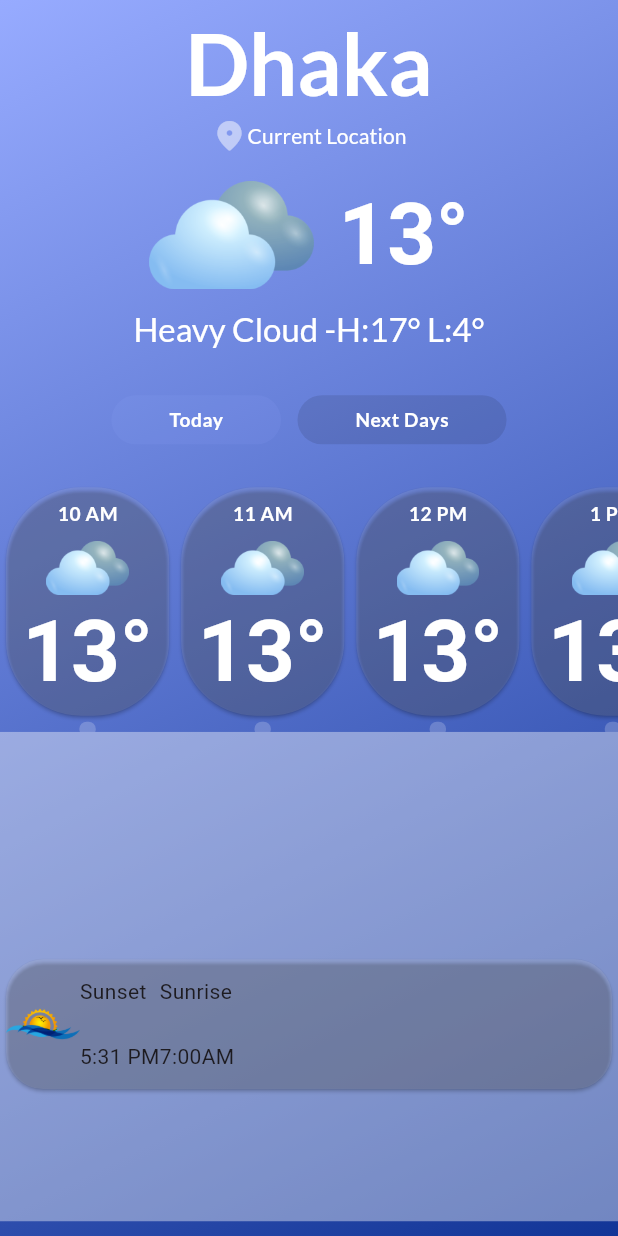
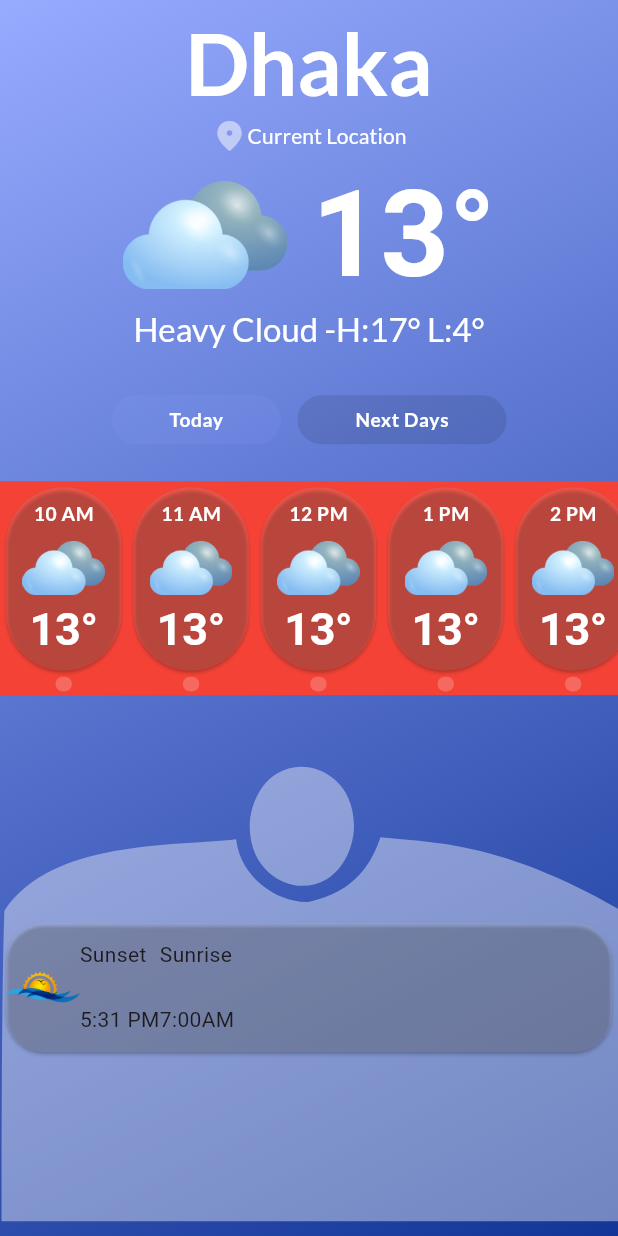
Before and after one commit to AAShayon/sf_weather, a Flutter app: the screen it shows after launch, on a phone screen of 412 x 824 dp. Run offline on Flutter 3.47's test engine with Material 3 defaults, Android fonts, the phone set to English and light mode, and no system bars; our stand-ins replace flutter_screenutil, font_awesome_flutter, google_fonts.

Commit message:
designed-update clipper path and font size of temperature with degree

```diff
--- /dev/null
+++ b/lib/view/homepage/widgets/custom_clipper.dart
@@ -0,0 +1,42 @@
+import 'package:flutter/material.dart';
+class OtherInformation extends StatelessWidget {
+  const OtherInformation({super.key, this.child});
+  final Widget? child;
+  @override
+  Widget build(BuildContext context) {
+    return ClipPath(
+      clipper: CustomCurved(),
+      child: child,
+    );
+  }
+}
+
+class CustomCurved extends CustomClipper<Path>{
+  @override
+  Path getClip(Size size) {
+    Path path = Path();
+    path.moveTo(size.width*0.0024267,size.height*1.0129310);
+    path.quadraticBezierTo(size.width*0.0022133,size.height*0.5796897,size.width*0.0069867,size.height*0.4097241);
+    path.cubicTo(size.width*0.0838667,size.height*0.2749310,size.width*0.2801867,size.height*0.2880690,size.width*0.3821067,size.height*0.2741034);
+    path.cubicTo(size.width*0.3891733,size.height*0.3487931,size.width*0.4508000,size.height*0.3953448,size.width*0.4989600,size.height*0.3931724);
+    path.cubicTo(size.width*0.5764533,size.height*0.3738621,size.width*0.6020800,size.height*0.3171379,size.width*0.6155733,size.height*0.2702759);
+    path.cubicTo(size.width*0.7073600,size.height*0.2807586,size.width*0.8163200,size.height*0.2807241,size.width*1.0070933,size.height*0.4108966);
+    path.quadraticBezierTo(size.width*1.0061867,size.height*0.5833103,size.width*1.0054400,size.height*1.0047586);
+    path.lineTo(size.width*0.0024267,size.height*1.0129310);
+
+    path.moveTo(size.width*0.4873867,size.height*0.1362414);
+    path.cubicTo(size.width*0.5211200,size.height*0.1356897,size.width*0.5720267,size.height*0.1666207,size.width*0.5728000,size.height*0.2480690);
+    path.cubicTo(size.width*0.5732267,size.height*0.2933448,size.width*0.5485600,size.height*0.3616552,size.width*0.4895200,size.height*0.3625862);
+    path.cubicTo(size.width*0.4557867,size.height*0.3631034,size.width*0.4048533,size.height*0.3299310,size.width*0.4041067,size.height*0.2507241);
+    path.cubicTo(size.width*0.4036800,size.height*0.2054828,size.width*0.4283733,size.height*0.1371724,size.width*0.4873867,size.height*0.1362414);
+    path.close();
+
+    return path;
+  }
+
+  @override
+  bool shouldReclip(covariant CustomClipper<Path> oldClipper) {
+    return true;
+  }
+
+}
--- a/lib/view/homepage/widgets/temperature_forecast_card.dart
+++ b/lib/view/homepage/widgets/temperature_forecast_card.dart
@@ -10,8 +10,9 @@ class TemperatureInformationPerHour extends StatelessWidget {
 
   @override
   Widget build(BuildContext context) {
-    return SizedBox(
-      height: 170.h,
+    return Container(
+      color: Colors.red,
+      height: 145.h,
       child: ListView.builder(
         itemCount: 12, // Display only 12 hours from current time to 11:59 AM
         scrollDirection: Axis.horizontal,
@@ -31,13 +32,6 @@ class TemperatureInformationPerHour extends StatelessWidget {
 }
 
 
-
-
-
-
-
-
-
 class TemperatureForecastCard extends StatelessWidget {
   const TemperatureForecastCard({
     super.key, required this.time,
@@ -55,7 +49,7 @@ class TemperatureForecastCard extends StatelessWidget {
             child: Padding(
               padding: EdgeInsets.symmetric(vertical:10.h,horizontal: 10.w),
               child: Column(
-                mainAxisAlignment: MainAxisAlignment.start,
+                mainAxisAlignment: MainAxisAlignment.spaceAround,
                 crossAxisAlignment: CrossAxisAlignment.center,
                 children: [
                   Text(time,style: GoogleFonts.lato(
--- a/lib/view/homepage/widgets/temperature_with_o.dart
+++ b/lib/view/homepage/widgets/temperature_with_o.dart
@@ -1,6 +1,4 @@
 import 'package:flutter/material.dart';
-import 'package:flutter_screenutil/flutter_screenutil.dart';
-import 'package:google_fonts/google_fonts.dart';
 
 class TemperatureRead extends StatelessWidget {
   const TemperatureRead({
@@ -13,7 +11,7 @@ class TemperatureRead extends StatelessWidget {
   Widget build(BuildContext context) {
     return SizedBox(
       child:RichText(text:TextSpan(
-        text: temperature,style: Theme.of(context).textTheme.displayLarge!.copyWith(color: Colors.white,fontWeight: FontWeight.w700,
+        text: temperature,style: Theme.of(context).textTheme.displayLarge!.copyWith(color: Colors.white,fontWeight: FontWeight.w700,fontSize: fontsize,
         fontStyle: FontStyle.normal),
         children: const<TextSpan>[
           TextSpan(text: '°')
```
